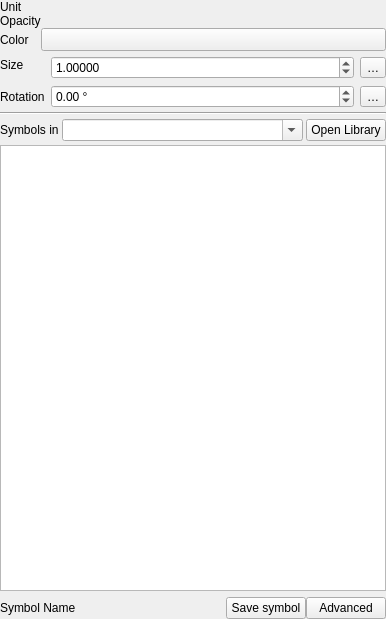
This is src/ui/symbollayer/widget_symbolslist.ui in qgis/QGIS as Qt 5 draws it before an edit. The edited form follows.
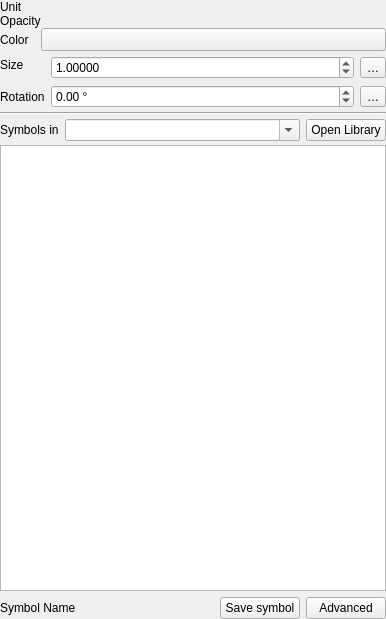
This is the edited form. Custom widgets are drawn as their Qt base class.

Commit message: [ui] add consistent spacing in the symbol list widget

Patch:
```diff
--- a/src/ui/symbollayer/widget_symbolslist.ui
+++ b/src/ui/symbollayer/widget_symbolslist.ui
@@ -76,7 +76,7 @@
    <item row="2" column="0">
     <layout class="QHBoxLayout" name="horizontalLayout_3">
      <property name="spacing">
-      <number>3</number>
+      <number>6</number>
      </property>
      <item>
       <widget class="QLabel" name="label">
@@ -118,6 +118,9 @@
      <property name="topMargin">
       <number>2</number>
      </property>
+     <property name="spacing">
+      <number>6</number>
+     </property>
      <item>
       <widget class="QLabel" name="lblSymbolName">
        <property name="text">
```
